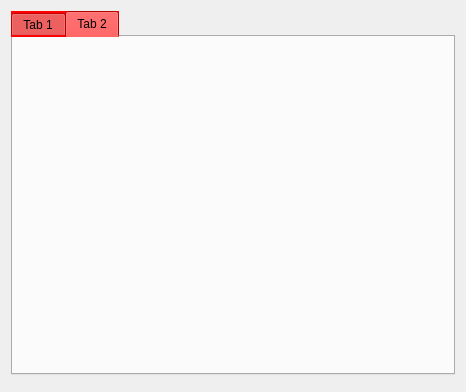
Qt form Gui/Form.ui (xtuer/Qt) before a commit.
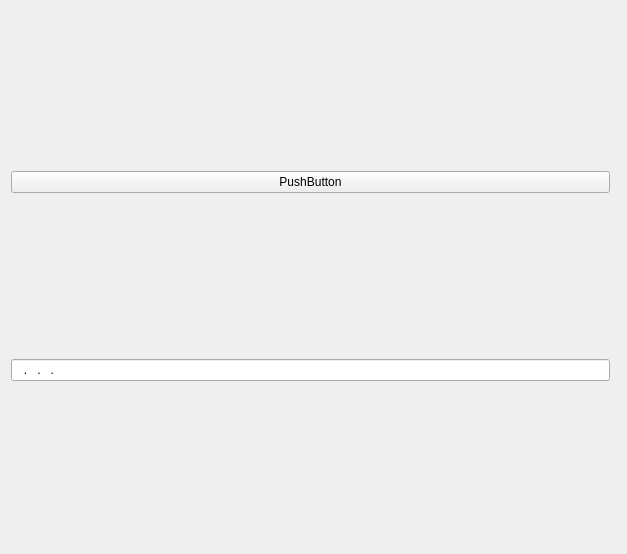
The same form after that commit.

Diff of the .ui file:
```diff
--- a/Gui/Form.ui
+++ b/Gui/Form.ui
@@ -6,22 +6,25 @@
    <rect>
     <x>0</x>
     <y>0</y>
-    <width>466</width>
-    <height>392</height>
+    <width>627</width>
+    <height>554</height>
    </rect>
   </property>
   <property name="windowTitle">
    <string>Form</string>
   </property>
   <property name="styleSheet">
-   <string notr="true">
-
-QTabBar {
-	background: red;
-}</string>
+   <string notr="true"/>
   </property>
   <layout class="QGridLayout" name="gridLayout">
    <item row="1" column="0">
+    <widget class="QLineEdit" name="lineEdit">
+     <property name="inputMask">
+      <string>900.900.900.900</string>
+     </property>
+    </widget>
+   </item>
+   <item row="1" column="1">
     <widget class="QSplitter" name="splitter_2">
      <property name="orientation">
       <enum>Qt::Horizontal</enum>
@@ -34,20 +37,10 @@
     </widget>
    </item>
    <item row="0" column="0">
-    <widget class="QTabWidget" name="tabWidget">
-     <property name="currentIndex">
-      <number>1</number>
+    <widget class="QPushButton" name="pushButton">
+     <property name="text">
+      <string>PushButton</string>
      </property>
-     <widget class="QWidget" name="tab">
-      <attribute name="title">
-       <string>Tab 1</string>
-      </attribute>
-     </widget>
-     <widget class="QWidget" name="tab_2">
-      <attribute name="title">
-       <string>Tab 2</string>
-      </attribute>
-     </widget>
     </widget>
    </item>
   </layout>
```
Left out of the diff: 2 changed lines with no effect on the pictures.
